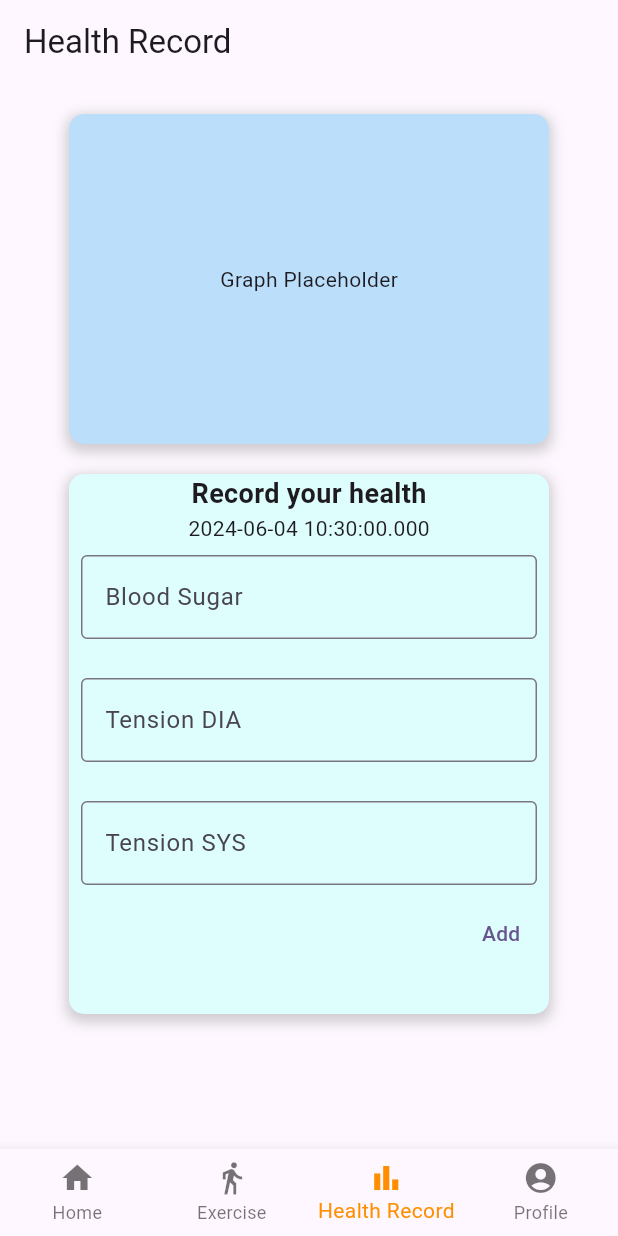
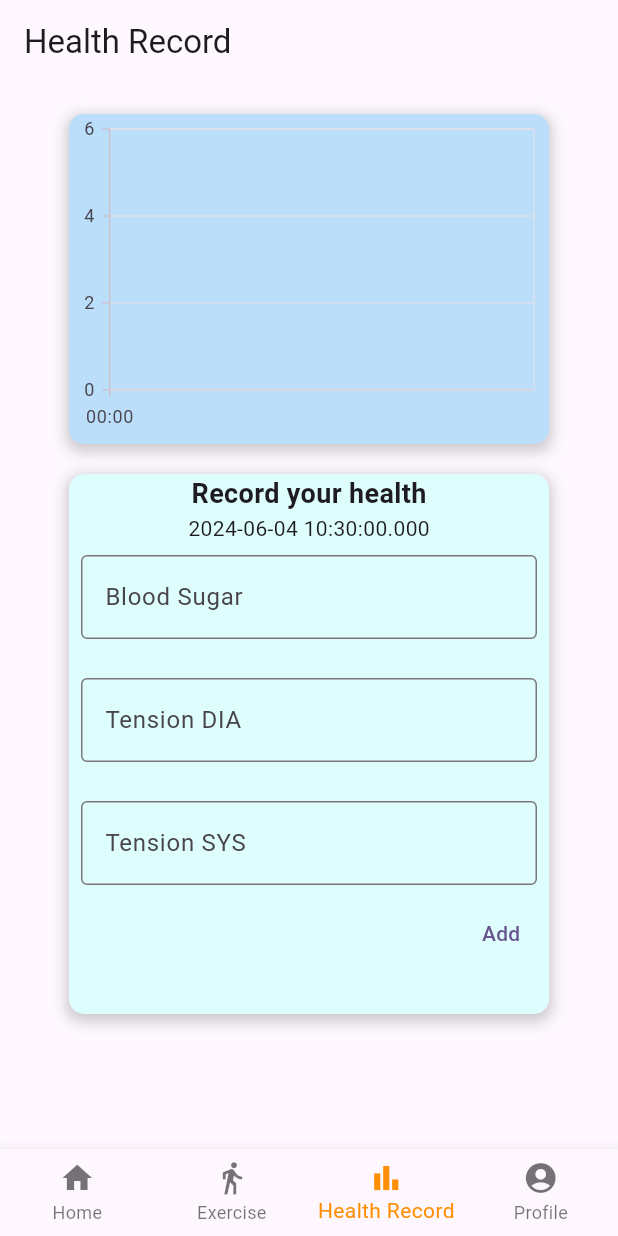
Before and after one commit to Alffaza/SWOLE-app, a Flutter app: the screen it shows after launch, item 3 of the bottom bar chosen, on a phone screen of 412 x 824 dp. Run offline on Flutter 3.47's test engine with Material 3 defaults, Android fonts, the phone set to English and light mode, and no system bars; our stand-ins replace cloud_firestore, firebase_core, syncfusion_flutter_charts; accounts and stored records are empty.

Commit message:
feat: initialize graph view for health record

```diff
--- a/lib/pages/health_record.dart
+++ b/lib/pages/health_record.dart
@@ -4,6 +4,8 @@ import 'package:cloud_firestore/cloud_firestore.dart';
 import 'package:flutter/widgets.dart';
 import 'package:flutter/services.dart';
 import 'package:swole_app/services/health_record.dart';
+import 'package:syncfusion_flutter_charts/charts.dart';
+import 'package:syncfusion_flutter_charts/sparkcharts.dart';
 
 // Suggested code may be subject to a license. Learn more: ~LicenseLog:3479317541.
 class HealthRecordPage extends StatefulWidget {
@@ -30,6 +32,25 @@ class _HealthRecordPageState extends State<HealthRecordPage> {
           : newValue;
     }),
   ];
+
+  List<ChartData> chartData = <ChartData>[
+    ChartData(DateTime(2015, 1, 1, 1), 1.13),
+    ChartData(DateTime(2015, 1, 2, 2), 1.12),
+    ChartData(DateTime(2015, 1, 3, 3), 1.08),
+    ChartData(DateTime(2015, 1, 4, 4), 1.12),
+    ChartData(DateTime(2015, 1, 5, 5), 1.1),
+    ChartData(DateTime(2015, 1, 6, 6), 1.12),
+    ChartData(DateTime(2015, 1, 7, 7), 1.1),
+    ChartData(DateTime(2015, 1, 8, 8), 1.12),
+    ChartData(DateTime(2015, 1, 9, 9), 1.16),
+    ChartData(DateTime(2015, 1, 10, 10), 1.1),
+  ];
+
+  void updateHealthRecordGraph() {
+    chartData = [];
+
+    healthRecordService.getUserHealthRecord();
+  }
 
   @override
   Widget build(BuildContext context) {
@@ -64,7 +85,47 @@ class _HealthRecordPageState extends State<HealthRecordPage> {
                     ),
                   ],
                 ),
-                child: const Center(child: Text('Graph Placeholder')),
+                child:
+                StreamBuilder<QuerySnapshot>(
+                  stream: healthRecordService.getUserHealthRecord(),
+                  builder: (context, snapshot) {
+                    List recordList = snapshot.data!.docs;
+
+                    var healthRecordKeys = ['blood_sugar', 'tension_DIA', 'tension_SYS'];
+
+                    Map<String, List<ChartData>> healthRecords = {
+                      'blood_sugar': [],
+                      'tension_DIA': [],
+                      'tension_SYS': []
+                    };
+
+                    for (var recordData in recordList) {
+                      for (var k in healthRecordKeys) {
+                          if (recordData.data().containsKey(k)) {
+                            healthRecords[k]?.add(ChartData(
+                                recordData['time'].toDate(), recordData[k]));
+                          }
+                        }
+                    }
+
+                    // print(recordList[0].data() as Map);
+
+                    return SfCartesianChart(
+                        primaryXAxis: const DateTimeAxis(
+                            majorGridLines: MajorGridLines(width: 0),
+                            edgeLabelPlacement: EdgeLabelPlacement.shift,
+                            intervalType: DateTimeIntervalType.days),
+                        series: <LineSeries<ChartData, DateTime>>[
+                          // Renders line chart
+                          LineSeries<ChartData, DateTime>(
+                              dataSource: healthRecords['blood_sugar'],
+                              xValueMapper: (ChartData data, _) => data.x,
+                              yValueMapper: (ChartData data, _) => data.y
+                          )
+                        ]
+                    );
+                  }
+                ),
               ),
               const SizedBox(height: 20),
               Container(
@@ -147,8 +208,7 @@ class _HealthRecordPageState extends State<HealthRecordPage> {
                           flex: 1,
                           child: TextButton(
                             onPressed: () {
-                              Map<String, dynamic> newRecord = {
-                              };
+                              Map<String, dynamic> newRecord = {};
 
                               if(controllerBloodSugar.text != '') {
                                 newRecord['blood_sugar'] = double.parse(controllerBloodSugar.text);
@@ -184,7 +244,6 @@ class _HealthRecordPageState extends State<HealthRecordPage> {
                             child: const Text('Add'),
                           )
                         )
-
                       ],
                     )
                   ]
@@ -197,3 +256,9 @@ class _HealthRecordPageState extends State<HealthRecordPage> {
     );
   }
 }
+
+class ChartData {
+  ChartData(this.x, this.y);
+  final DateTime x;
+  final num y;
+}
--- a/pubspec.yaml
+++ b/pubspec.yaml
@@ -37,6 +37,7 @@ dependencies:
   cupertino_icons: ^1.0.6
   firebase_core: ^2.30.1
   cloud_firestore: ^4.17.2
+  syncfusion_flutter_charts: ^25.2.7
 
 dev_dependencies:
   flutter_test:
```
Also changed, not shown: pubspec.lock.
